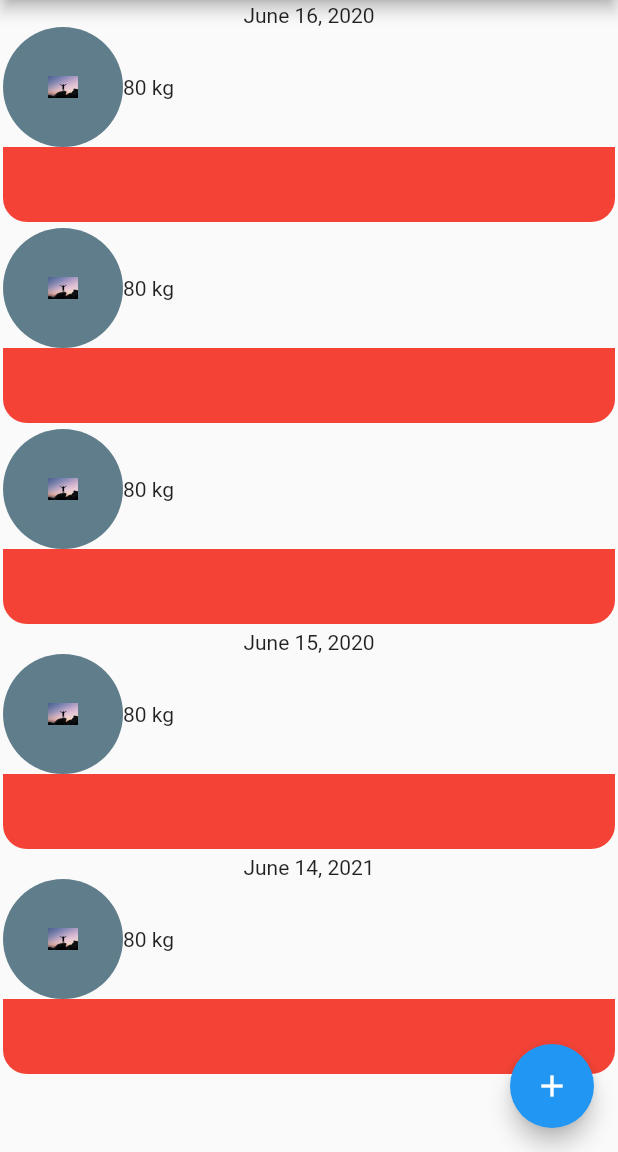
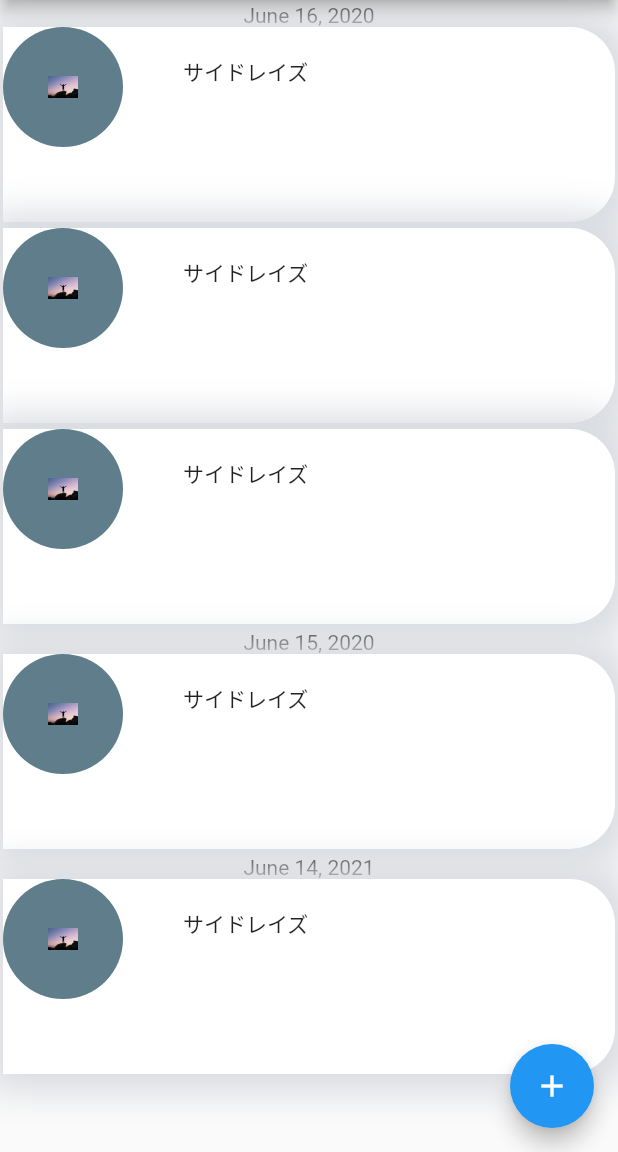
Before and after one commit to kohenro19/muscle_dairay_flutter_001, a Flutter app: the screen it shows after launch, on a phone screen of 412 x 824 dp, the part 84-1236 px from its top. Run offline on Flutter 3.47's test engine with Material 2 defaults, Android fonts, the light colour scheme and no system bars.

Commit message:
update the ui

```diff
--- a/lib/note_card.dart
+++ b/lib/note_card.dart
@@ -38,8 +38,29 @@ class _NotecardState extends State<Notecard> {
     //         )
     //       ),
     //     );
-    return ClipRRect(
-          borderRadius: const BorderRadius.all(Radius.circular(16.0)),
+    return Container(
+          // borderRadius: const BorderRadius.all(Radius.circular(16.0)),
+        width: MediaQuery.of(context).size.width-2,
+        height: 130,
+        // color: Colors.red,
+        decoration: BoxDecoration(
+          color: Colors.white,
+          borderRadius: BorderRadius.only(
+            topRight: Radius.circular(30),
+            bottomRight: Radius.circular(30)
+          ),
+          boxShadow: [
+            BoxShadow(
+              color: Color(0xFFd8dbe0),
+              offset: Offset(1, 1),
+              blurRadius: 20.0,
+              spreadRadius: 10
+              //
+              )
+
+          ]
+
+        ),
         child: Stack(
           children: <Widget>[
             Column(
@@ -56,12 +77,20 @@ class _NotecardState extends State<Notecard> {
                         height: 20,
                       ),
                     ),
-                  Text("80 kg")
+                  Padding(
+                    padding: EdgeInsets.only(top: 10, right: 20, bottom: 30, left: 40),
+                    child: Container(
+                      // color: Colors.blue,
+                      width: 100,
+                      child: Text("サイドレイズ"),
+                    ),
+
+                  )
                   ]
                 ),
                 Container(
                   height: 50,
-                  color: Colors.red,
+                  // color: Colors.red,
                   child: Row(
                             mainAxisAlignment: MainAxisAlignment.center,
                             crossAxisAlignment: CrossAxisAlignment.start,
```
